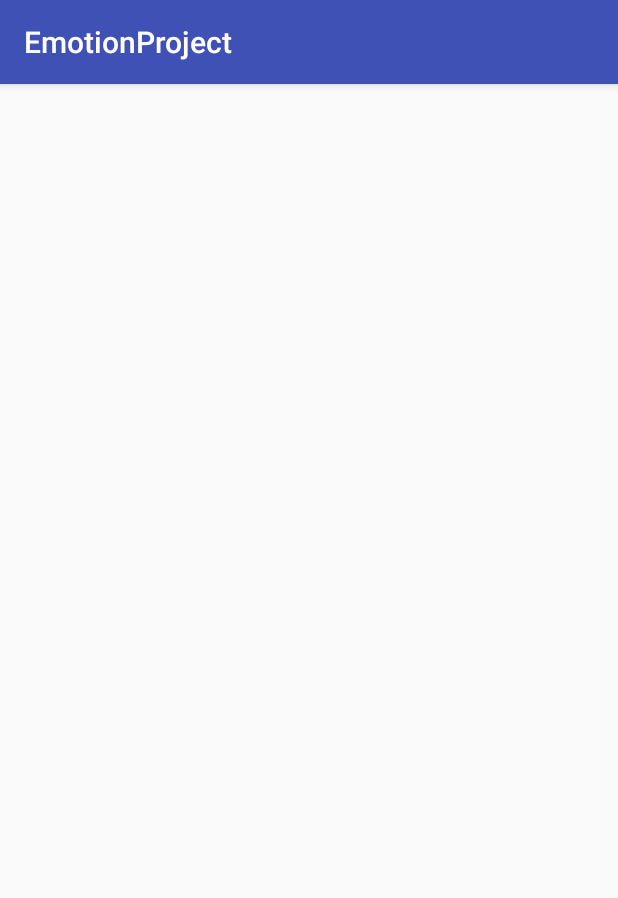
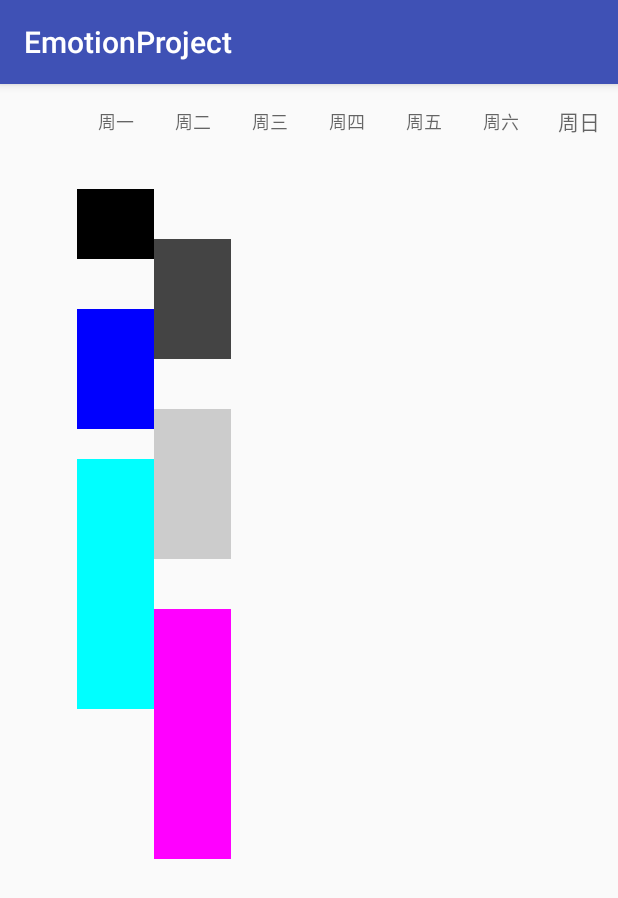
Before and after one commit to viseator/EmotionProject, an Android app: the DetailActivity screen opened directly, with no data from a screen before it, on a phone screen of 412 x 824 dp. Shown: the top 898 px of the screen. Run offline under Robolectric (Android 15) with nearby library versions, the phone set to English and light mode, and no system bars.

Commit message:
处理完点击

```diff
--- a/app/src/main/java/com/viseator/emotionproject/DetailActivity.java
+++ b/app/src/main/java/com/viseator/emotionproject/DetailActivity.java
@@ -1,31 +1,73 @@
 package com.viseator.emotionproject;
 
+import android.content.Context;
+import android.graphics.Canvas;
+import android.graphics.Color;
+import android.graphics.Paint;
 import android.os.Bundle;
 import android.support.annotation.Nullable;
+import android.support.design.widget.TabLayout;
 import android.support.v7.app.AppCompatActivity;
+import android.view.View;
+import android.widget.Toast;
+
+import com.viseator.emotionproject.data.DayData;
+import com.viseator.emotionproject.data.TestData;
+import com.viseator.emotionproject.data.WeekData;
 
 /**
  * Created by yanhao on 17-6-3.
  */
 
-public class DetailActivity extends BaseActivity{
+public class DetailActivity extends AppCompatActivity{
+    private WeekData weekData;
+    private DetailView detailView;
+    private TabLayout tabLayout;
     @Override
     public void onCreate(@Nullable Bundle savedInstanceState) {
+        weekData=new WeekData();
+        TestData testData=new TestData(30,100,1);
+        TestData testData1=new TestData(150,270,2);
+        TestData testData2=new TestData(300,550,4);
+        DayData dayData=new DayData();
+        dayData.putTestData(testData);
+        dayData.putTestData(testData1);
+        dayData.putTestData(testData2);
+        weekData.putDayData(dayData);
+        TestData testData3=new TestData(80,200,5);
+        TestData testData4=new TestData(250,400,3);
+        TestData testData5=new TestData(450,700,6);
+        DayData dayData1=new DayData();
+        dayData1.putTestData(testData3);
+        dayData1.putTestData(testData4);
+        dayData1.putTestData(testData5);
+        weekData.putDayData(dayData1);
         super.onCreate(savedInstanceState);
+        setContentView(R.layout.detail_activity);
+        initData();
     }
 
-    @Override
-    protected int getLayout() {
-        return R.layout.detail_activity;
-    }
+    private void initData(){
+        tabLayout=(TabLayout) findViewById(R.id.detail_tablayout);
+        detailView=(DetailView) findViewById(R.id.detail_view);
+        detailView.setWeekData(weekData);
+        detailView.setItemSelectListener(new DetailView.OnItemSelectListener(){
 
-    @Override
-    protected void baseInit() {
+            @Override
+            public void OnItemSelect(float y, int num) {
+                Toast.makeText(DetailActivity.this,String.valueOf(num),Toast.LENGTH_SHORT).show();
+            }
+        });
+        tabLayout.addTab(tabLayout.newTab().setText("周一"),false);
+        tabLayout.addTab(tabLayout.newTab().setText("周二"),false);
+        tabLayout.addTab(tabLayout.newTab().setText("周三"),false);
+        tabLayout.addTab(tabLayout.newTab().setText("周四"),false);
+        tabLayout.addTab(tabLayout.newTab().setText("周五"),false);
+        tabLayout.addTab(tabLayout.newTab().setText("周六"),false);
+        tabLayout.addTab(tabLayout.newTab().setText("周日"),false);
+        tabLayout.setTabMode(TabLayout.MODE_FIXED);
 
     }
 
-    @Override
-    protected void initView() {
 
-    }
 }
--- /dev/null
+++ b/app/src/main/java/com/viseator/emotionproject/DetailView.java
@@ -0,0 +1,130 @@
+package com.viseator.emotionproject;
+
+import android.content.Context;
+import android.graphics.Canvas;
+import android.graphics.Color;
+import android.graphics.Interpolator;
+import android.graphics.Paint;
+import android.util.AttributeSet;
+import android.view.MotionEvent;
+import android.view.View;
+import android.view.WindowManager;
+
+import com.viseator.emotionproject.data.DayData;
+import com.viseator.emotionproject.data.TestData;
+import com.viseator.emotionproject.data.WeekData;
+
+import java.text.AttributedCharacterIterator;
+
+/**
+ * Created by yanhao on 17-6-3.
+ */
+
+public class DetailView extends View {
+    private WeekData weekData;
+    private Paint paint;
+    private WindowManager wm=(WindowManager)getContext().getSystemService(Context.WINDOW_SERVICE);
+    private int distance=wm.getDefaultDisplay().getWidth();
+    private float x=distance/8;
+    private OnItemSelectListener listener;
+
+
+    public DetailView(Context context, AttributeSet attributeSet){
+        super(context,attributeSet);
+        paint=new Paint();
+    }
+
+    public void setWeekData(WeekData weekData){
+        this.weekData=weekData;
+    }
+
+    public interface OnItemSelectListener{
+        void OnItemSelect(float y,int num);
+    }
+
+    public void setItemSelectListener(OnItemSelectListener listener){
+        this.listener=listener;
+    }
+    @Override
+    protected void onDraw(Canvas canvas) {
+        super.onDraw(canvas);
+        int a=0;
+        for(;a<7;a++){
+            DayData dayData=weekData.getDayDatas(a);
+            if(dayData!=null){
+                int max=dayData.maxSize();
+                for(int b=0;b<max;b++){
+                    TestData testData=dayData.getTestDatas(b);
+                    int start=testData.getStart();
+                    int end=testData.getEnd();
+                    int rank=testData.getRank();
+                    switch (rank){
+                        case 0:
+                            paint.setColor(Color.GREEN);
+                            break;
+                        case 1:
+                            paint.setColor(Color.BLACK);
+                            break;
+                        case 2:
+                            paint.setColor(Color.BLUE);
+                            break;
+                        case 3:
+                            paint.setColor(Color.LTGRAY);
+                            break;
+                        case 4:
+                            paint.setColor(Color.CYAN);
+                            break;
+                        case 5:
+                            paint.setColor(Color.DKGRAY);
+                            break;
+                        case 6:
+                            paint.setColor(Color.MAGENTA);
+                            break;
+                        case 7:
+                            paint.setColor(Color.RED);
+                            break;
+                    }
+                    canvas.drawRect(distance/8+a*x,start,distance/8+a*x+x,end,paint);
+                }
+            }
+
+        }
+        /*
+        paint.setColor(Color.BLACK);
+        paint.setStrokeWidth(2);
+        for(int i=0;i<=1440;i++){
+            if((i%30)==0)
+
+        }
+        canvas.drawLine(0,50,distance/9,50,paint);
+        canvas.drawLine(0,60,distance/9,60,paint);
+        */
+    }
+
+    @Override
+    protected void onMeasure(int widthMeasureSpec, int heightMeasureSpec) {
+        super.onMeasure(widthMeasureSpec, heightMeasureSpec);
+    }
+
+    @Override
+    public boolean onTouchEvent(MotionEvent event) {
+        switch (event.getAction()){
+            case MotionEvent.ACTION_DOWN:
+                float xPress=event.getX();
+                float yPress=event.getY();
+                int result=dispatchX(xPress);
+                listener.OnItemSelect(yPress,result);
+                break;
+        }
+        return super.onTouchEvent(event);
+    }
+
+    private int dispatchX(float xPress){
+        int a=1;
+        for(;a<=7;a++){
+            if(xPress>a*x&&xPress<(a+1)*x)
+                return a;
+        }
+        return -1;
+    }
+}
--- a/app/src/main/java/com/viseator/emotionproject/adapter/DetailItem.java
+++ /dev/null
@@ -1,11 +0,0 @@
-package com.viseator.emotionproject.adapter;
-
-import android.widget.TextView;
-
-/**
- * Created by yanhao on 17-6-3.
- */
-
-public class DetailItem {
-    private TextView mTextView;
-}
--- a/app/src/main/java/com/viseator/emotionproject/adapter/FirstFragment.java
+++ b/app/src/main/java/com/viseator/emotionproject/adapter/FirstFragment.java
@@ -26,6 +26,7 @@ public class FirstFragment extends Fragment implements View.OnClickListener{
         View view=inflater.inflate(R.layout.first_fragment,container,false);
         ButterKnife.bind(this,view);
         button=(Button)view.findViewById(R.id.button_fragment);
+        button.setOnClickListener(this);
         return view;
     }
 
--- /dev/null
+++ b/app/src/main/java/com/viseator/emotionproject/data/DayData.java
@@ -0,0 +1,26 @@
+package com.viseator.emotionproject.data;
+
+import java.util.ArrayList;
+import java.util.List;
+
+/**
+ * Created by yanhao on 17-6-3.
+ */
+
+public class DayData {
+    private List<TestData> testDatas;
+    public DayData(){
+        testDatas=new ArrayList<TestData>();
+    }
+
+    public void putTestData(TestData testData){
+        testDatas.add(testData);
+    }
+
+    public TestData getTestDatas(int i){
+            return testDatas.get(i);
+    }
+    public int maxSize(){
+        return testDatas.size();
+    }
+}
--- /dev/null
+++ b/app/src/main/java/com/viseator/emotionproject/data/TestData.java
@@ -0,0 +1,29 @@
+package com.viseator.emotionproject.data;
+
+/**
+ * Created by yanhao on 17-6-3.
+ */
+
+public class TestData {
+    private int start,end;
+    private int rank;
+
+    public int getStart() {
+        return start;
+    }
+
+    public int getEnd() {
+        return end;
+    }
+
+    public int getRank() {
+        return rank;
+    }
+
+    public TestData(int start, int end, int rank){
+        this.start=start;
+        this.end=end;
+        this.rank=rank;
+    }
+
+}
--- /dev/null
+++ b/app/src/main/java/com/viseator/emotionproject/data/WeekData.java
@@ -0,0 +1,25 @@
+package com.viseator.emotionproject.data;
+
+import java.util.ArrayList;
+import java.util.List;
+
+/**
+ * Created by yanhao on 17-6-3.
+ */
+
+public class WeekData {
+    private List<DayData> dayDatas;
+    public WeekData(){
+        dayDatas=new ArrayList<DayData>();
+    }
+
+    public void putDayData(DayData dayData){
+        dayDatas.add(dayData);
+    }
+
+    public DayData getDayDatas(int i){
+        if(i>=dayDatas.size())
+            return null;
+        else return dayDatas.get(i);
+    }
+}
--- a/app/src/main/res/layout/detail_activity.xml
+++ b/app/src/main/res/layout/detail_activity.xml
@@ -1,9 +1,26 @@
 <?xml version="1.0" encoding="utf-8"?>
 <LinearLayout xmlns:android="http://schemas.android.com/apk/res/android"
-    android:orientation="vertical" android:layout_width="match_parent"
-    android:layout_height="match_parent">
-    <android.support.v7.widget.RecyclerView
+    android:layout_width="match_parent"
+    android:layout_height="match_parent"
+    android:orientation="vertical">
+    <LinearLayout
+        android:layout_width="match_parent"
+        android:layout_height="wrap_content"
+        android:orientation="horizontal">
+        <View
+            android:layout_width="match_parent"
+            android:layout_height="match_parent"
+            android:layout_weight="7"/>
+        <android.support.design.widget.TabLayout
+            android:layout_weight="1"
+            android:layout_width="match_parent"
+            android:layout_height="50dp"
+            android:id="@+id/detail_tablayout"/>
+    </LinearLayout>
+
+    <com.viseator.emotionproject.DetailView
         android:layout_width="match_parent"
         android:layout_height="match_parent"
-        android:id="@+id/detail_recyclerview"/>
+        android:layout_weight="1"
+        android:id="@+id/detail_view"/>
 </LinearLayout>
--- a/app/src/main/res/layout/item_view.xml
+++ /dev/null
@@ -1,34 +0,0 @@
-<?xml version="1.0" encoding="utf-8"?>
-<RelativeLayout xmlns:android="http://schemas.android.com/apk/res/android"
-    android:orientation="vertical" android:layout_width="match_parent"
-    android:layout_height="65dp">
-    <ImageView
-        android:id="@+id/item_detail_image"
-        android:layout_width="15dp"
-        android:layout_height="15dp"
-        android:layout_marginLeft="85dp"/>
-    <View
-        android:layout_width="3dp"
-        android:layout_height="50dp"
-        android:layout_below="@+id/item_detail_image"
-        android:layout_marginLeft="91dp"
-        android:background="#171717"/>
-    <TextView
-        android:layout_width="wrap_content"
-        android:layout_height="wrap_content"
-        android:id="@+id/item_detail_time"
-        android:textSize="12dp"
-        android:layout_toLeftOf="@+id/item_detail_image"
-        android:layout_margin="3dp"/>
-    <LinearLayout
-        android:layout_width="match_parent"
-        android:layout_height="match_parent"
-        android:layout_toRightOf="@+id/item_detail_image"
-        android:orientation="horizontal">
-        <ImageView
-            android:layout_width="match_parent"
-            android:layout_height="match_parent"
-            android:id="@+id/item_image_one"
-            android:layout_weight="1"/>
-    </LinearLayout>
-</RelativeLayout>
--- /dev/null
+++ b/app/src/main/res/values/attrs.xml
@@ -0,0 +1,8 @@
+<?xml version="1.0" encoding="utf-8"?>
+<resources>
+    <declare-styleable name="DetailView">
+        <attr name="textString" format="string"></attr>
+        <attr name="colorValue" format="color"></attr>
+        <attr name="textSize" format="dimension"></attr>
+    </declare-styleable>
+</resources>
```
